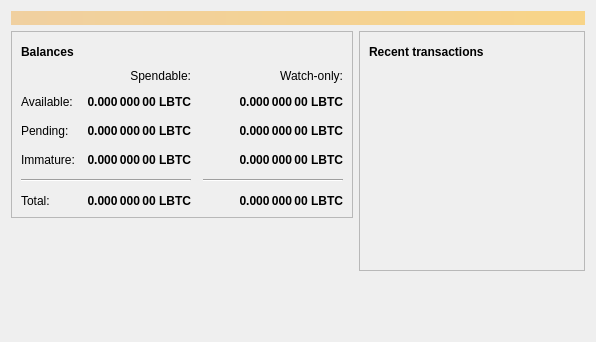
Before: the Qt Designer form src/qt/forms/overviewpage.ui in litebitcoins/litebitcoin, drawn with Qt 5.
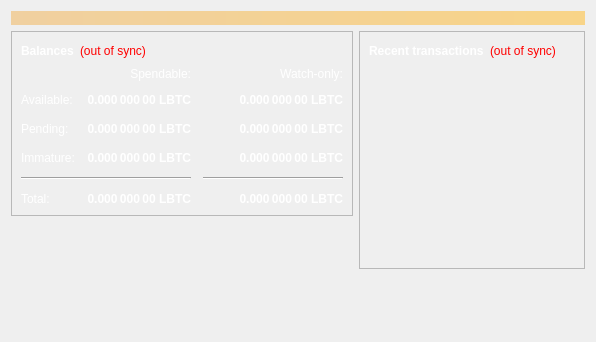
After: the same form once the commit is applied. Icons and pictures are not drawn.

The edit to the form file:
```diff
--- a/src/qt/forms/overviewpage.ui
+++ b/src/qt/forms/overviewpage.ui
@@ -50,6 +50,43 @@
            <layout class="QHBoxLayout" name="horizontalLayout_4">
             <item>
              <widget class="QLabel" name="label_5">
+              <property name="palette">
+               <palette>
+                <active>
+                 <colorrole role="WindowText">
+                  <brush brushstyle="SolidPattern">
+                   <color alpha="255">
+                    <red>255</red>
+                    <green>255</green>
+                    <blue>255</blue>
+                   </color>
+                  </brush>
+                 </colorrole>
+                </active>
+                <inactive>
+                 <colorrole role="WindowText">
+                  <brush brushstyle="SolidPattern">
+                   <color alpha="255">
+                    <red>255</red>
+                    <green>255</green>
+                    <blue>255</blue>
+                   </color>
+                  </brush>
+                 </colorrole>
+                </inactive>
+                <disabled>
+                 <colorrole role="WindowText">
+                  <brush brushstyle="SolidPattern">
+                   <color alpha="255">
+                    <red>120</red>
+                    <green>120</green>
+                    <blue>120</blue>
+                   </color>
+                  </brush>
+                 </colorrole>
+                </disabled>
+               </palette>
+              </property>
               <property name="font">
                <font>
                 <weight>75</weight>
@@ -62,35 +99,15 @@
              </widget>
             </item>
             <item>
-             <widget class="QPushButton" name="labelWalletStatus">
-              <property name="enabled">
-               <bool>true</bool>
-              </property>
-              <property name="maximumSize">
-               <size>
-                <width>30</width>
-                <height>16777215</height>
-               </size>
-              </property>
+             <widget class="QLabel" name="labelWalletStatus">
               <property name="toolTip">
-               <string>The displayed information may be out of date. Your wallet automatically synchronizes with the Litebitcoin network after a connection is established, but this process has not completed yet.</string>
+               <string>&lt;html&gt;&lt;head/&gt;&lt;body&gt;&lt;p&gt;The displayed information may be out of date. Your wallet automatically synchronizes with the Litebitcoin network after a connection is established, but this process has not completed yet.&lt;/p&gt;&lt;/body&gt;&lt;/html&gt;</string>
+              </property>
+              <property name="styleSheet">
+               <string notr="true">QLabel { color: red; }</string>
               </property>
               <property name="text">
-               <string/>
-              </property>
-              <property name="icon">
-               <iconset resource="../bitcoin.qrc">
-                <normaloff>:/icons/warning</normaloff>
-                <disabledoff>:/icons/warning</disabledoff>:/icons/warning</iconset>
-              </property>
-              <property name="iconSize">
-               <size>
-                <width>24</width>
-                <height>24</height>
-               </size>
-              </property>
-              <property name="flat">
-               <bool>true</bool>
+               <string>&lt;html&gt;&lt;head/&gt;&lt;body&gt;&lt;p&gt;(out of sync)&lt;/p&gt;&lt;/body&gt;&lt;/html&gt;</string>
               </property>
              </widget>
             </item>
@@ -116,6 +133,43 @@
             </property>
             <item row="2" column="2">
              <widget class="QLabel" name="labelWatchPending">
+              <property name="palette">
+               <palette>
+                <active>
+                 <colorrole role="WindowText">
+                  <brush brushstyle="SolidPattern">
+                   <color alpha="255">
+                    <red>255</red>
+                    <green>255</green>
+                    <blue>255</blue>
+                   </color>
+                  </brush>
+                 </colorrole>
+                </active>
+                <inactive>
+                 <colorrole role="WindowText">
+                  <brush brushstyle="SolidPattern">
+                   <color alpha="255">
+                    <red>255</red>
+                    <green>255</green>
+                    <blue>255</blue>
+                   </color>
+                  </brush>
+                 </colorrole>
+                </inactive>
+                <disabled>
+                 <colorrole role="WindowText">
+                  <brush brushstyle="SolidPattern">
+                   <color alpha="255">
+                    <red>120</red>
+                    <green>120</green>
+                    <blue>120</blue>
+                   </color>
+                  </brush>
+                 </colorrole>
+                </disabled>
+               </palette>
+              </property>
               <property name="font">
                <font>
                 <weight>75</weight>
@@ -141,6 +195,43 @@
             </item>
             <item row="2" column="1">
              <widget class="QLabel" name="labelUnconfirmed">
+              <property name="palette">
+               <palette>
+                <active>
+                 <colorrole role="WindowText">
+                  <brush brushstyle="SolidPattern">
+                   <color alpha="255">
+                    <red>255</red>
+                    <green>255</green>
+                    <blue>255</blue>
+                   </color>
+                  </brush>
+                 </colorrole>
+                </active>
+                <inactive>
+                 <colorrole role="WindowText">
+                  <brush brushstyle="SolidPattern">
+                   <color alpha="255">
+                    <red>255</red>
+                    <green>255</green>
+                    <blue>255</blue>
+                   </color>
+                  </brush>
+                 </colorrole>
+                </inactive>
+                <disabled>
+                 <colorrole role="WindowText">
+                  <brush brushstyle="SolidPattern">
+                   <color alpha="255">
+                    <red>120</red>
+                    <green>120</green>
+                    <blue>120</blue>
+                   </color>
+                  </brush>
+                 </colorrole>
+                </disabled>
+               </palette>
+              </property>
               <property name="font">
                <font>
                 <weight>75</weight>
@@ -166,6 +257,43 @@
             </item>
             <item row="3" column="2">
              <widget class="QLabel" name="labelWatchImmature">
+              <property name="palette">
+               <palette>
+                <active>
+                 <colorrole role="WindowText">
+                  <brush brushstyle="SolidPattern">
+                   <color alpha="255">
+                    <red>255</red>
+                    <green>255</green>
+                    <blue>255</blue>
+                   </color>
+                  </brush>
+                 </colorrole>
+                </active>
+                <inactive>
+                 <colorrole role="WindowText">
+                  <brush brushstyle="SolidPattern">
+                   <color alpha="255">
+                    <red>255</red>
+                    <green>255</green>
+                    <blue>255</blue>
+                   </color>
+                  </brush>
+                 </colorrole>
+                </inactive>
+                <disabled>
+                 <colorrole role="WindowText">
+                  <brush brushstyle="SolidPattern">
+                   <color alpha="255">
+                    <red>120</red>
+                    <green>120</green>
+                    <blue>120</blue>
+                   </color>
+                  </brush>
+                 </colorrole>
+                </disabled>
+               </palette>
+              </property>
               <property name="font">
                <font>
                 <weight>75</weight>
@@ -217,6 +345,43 @@
             </item>
             <item row="5" column="0">
              <widget class="QLabel" name="labelTotalText">
+              <property name="palette">
+               <palette>
+                <active>
+                 <colorrole role="WindowText">
+                  <brush brushstyle="SolidPattern">
+                   <color alpha="255">
+                    <red>255</red>
+                    <green>255</green>
+                    <blue>255</blue>
+                   </color>
+                  </brush>
+                 </colorrole>
+                </active>
+                <inactive>
+                 <colorrole role="WindowText">
+                  <brush brushstyle="SolidPattern">
+                   <color alpha="255">
+                    <red>255</red>
+                    <green>255</green>
+                    <blue>255</blue>
+                   </color>
+                  </brush>
+                 </colorrole>
+                </inactive>
+                <disabled>
+                 <colorrole role="WindowText">
+                  <brush brushstyle="SolidPattern">
+                   <color alpha="255">
+                    <red>120</red>
+                    <green>120</green>
+                    <blue>120</blue>
+                   </color>
+                  </brush>
+                 </colorrole>
+                </disabled>
+               </palette>
+              </property>
               <property name="text">
                <string>Total:</string>
               </property>
@@ -224,6 +389,43 @@
             </item>
             <item row="3" column="1">
              <widget class="QLabel" name="labelImmature">
+              <property name="palette">
+               <palette>
+                <active>
+                 <colorrole role="WindowText">
+                  <brush brushstyle="SolidPattern">
+                   <color alpha="255">
+                    <red>255</red>
+                    <green>255</green>
+                    <blue>255</blue>
+                   </color>
+                  </brush>
+                 </colorrole>
+                </active>
+                <inactive>
+                 <colorrole role="WindowText">
+                  <brush brushstyle="SolidPattern">
+                   <color alpha="255">
+                    <red>255</red>
+                    <green>255</green>
+                    <blue>255</blue>
+                   </color>
+                  </brush>
+                 </colorrole>
+                </inactive>
+                <disabled>
+                 <colorrole role="WindowText">
+                  <brush brushstyle="SolidPattern">
+                   <color alpha="255">
+                    <red>120</red>
+                    <green>120</green>
+                    <blue>120</blue>
+                   </color>
+                  </brush>
+                 </colorrole>
+                </disabled>
+               </palette>
+              </property>
               <property name="font">
                <font>
                 <weight>75</weight>
@@ -262,6 +464,43 @@
             </item>
             <item row="3" column="0">
              <widget class="QLabel" name="labelImmatureText">
+              <property name="palette">
+               <palette>
+                <active>
+                 <colorrole role="WindowText">
+                  <brush brushstyle="SolidPattern">
+                   <color alpha="255">
+                    <red>255</red>
+                    <green>255</green>
+                    <blue>255</blue>
+                   </color>
+                  </brush>
+                 </colorrole>
+                </active>
+                <inactive>
+                 <colorrole role="WindowText">
+                  <brush brushstyle="SolidPattern">
+                   <color alpha="255">
+                    <red>255</red>
+                    <green>255</green>
+                    <blue>255</blue>
+                   </color>
+                  </brush>
+                 </colorrole>
+                </inactive>
+                <disabled>
+                 <colorrole role="WindowText">
+                  <brush brushstyle="SolidPattern">
+                   <color alpha="255">
+                    <red>120</red>
+                    <green>120</green>
+                    <blue>120</blue>
+                   </color>
+                  </brush>
+                 </colorrole>
+                </disabled>
+               </palette>
+              </property>
               <property name="text">
                <string>Immature:</string>
               </property>
@@ -269,6 +508,43 @@
             </item>
             <item row="5" column="1">
              <widget class="QLabel" name="labelTotal">
+              <property name="palette">
+               <palette>
+                <active>
+                 <colorrole role="WindowText">
+                  <brush brushstyle="SolidPattern">
+                   <color alpha="255">
+                    <red>255</red>
+                    <green>255</green>
+                    <blue>255</blue>
+                   </color>
+                  </brush>
+                 </colorrole>
+                </active>
+                <inactive>
+                 <colorrole role="WindowText">
+                  <brush brushstyle="SolidPattern">
+                   <color alpha="255">
+                    <red>255</red>
+                    <green>255</green>
+                    <blue>255</blue>
+                   </color>
+                  </brush>
+                 </colorrole>
+                </inactive>
+                <disabled>
+                 <colorrole role="WindowText">
+                  <brush brushstyle="SolidPattern">
+                   <color alpha="255">
+                    <red>120</red>
+                    <green>120</green>
+                    <blue>120</blue>
+                   </color>
+                  </brush>
+                 </colorrole>
+                </disabled>
+               </palette>
+              </property>
               <property name="font">
                <font>
                 <weight>75</weight>
@@ -294,6 +570,43 @@
             </item>
             <item row="5" column="2">
              <widget class="QLabel" name="labelWatchTotal">
+              <property name="palette">
+               <palette>
+                <active>
+                 <colorrole role="WindowText">
+                  <brush brushstyle="SolidPattern">
+                   <color alpha="255">
+                    <red>255</red>
+                    <green>255</green>
+                    <blue>255</blue>
+                   </color>
+                  </brush>
+                 </colorrole>
+                </active>
+                <inactive>
+                 <colorrole role="WindowText">
+                  <brush brushstyle="SolidPattern">
+                   <color alpha="255">
+                    <red>255</red>
+                    <green>255</green>
+                    <blue>255</blue>
+                   </color>
+                  </brush>
+                 </colorrole>
+                </inactive>
+                <disabled>
+                 <colorrole role="WindowText">
+                  <brush brushstyle="SolidPattern">
+                   <color alpha="255">
+                    <red>120</red>
+                    <green>120</green>
+                    <blue>120</blue>
+                   </color>
+                  </brush>
+                 </colorrole>
+                </disabled>
+               </palette>
+              </property>
               <property name="font">
                <font>
                 <weight>75</weight>
@@ -319,6 +632,43 @@
             </item>
             <item row="0" column="2">
              <widget class="QLabel" name="labelWatchonly">
+              <property name="palette">
+               <palette>
+                <active>
+                 <colorrole role="WindowText">
+                  <brush brushstyle="SolidPattern">
+                   <color alpha="255">
+                    <red>255</red>
+                    <green>255</green>
+                    <blue>255</blue>
+                   </color>
+                  </brush>
+                 </colorrole>
+                </active>
+                <inactive>
+                 <colorrole role="WindowText">
+                  <brush brushstyle="SolidPattern">
+                   <color alpha="255">
+                    <red>255</red>
+                    <green>255</green>
+                    <blue>255</blue>
+                   </color>
+                  </brush>
+                 </colorrole>
+                </inactive>
+                <disabled>
+                 <colorrole role="WindowText">
+                  <brush brushstyle="SolidPattern">
+                   <color alpha="255">
+                    <red>120</red>
+                    <green>120</green>
+                    <blue>120</blue>
+                   </color>
+                  </brush>
+                 </colorrole>
+                </disabled>
+               </palette>
+              </property>
               <property name="text">
                <string>Watch-only:</string>
               </property>
@@ -329,6 +679,43 @@
             </item>
             <item row="1" column="0">
              <widget class="QLabel" name="labelBalanceText">
+              <property name="palette">
+               <palette>
+                <active>
+                 <colorrole role="WindowText">
+                  <brush brushstyle="SolidPattern">
+                   <color alpha="255">
+                    <red>255</red>
+                    <green>255</green>
+                    <blue>255</blue>
+                   </color>
+                  </brush>
+                 </colorrole>
+                </active>
+                <inactive>
+                 <colorrole role="WindowText">
+                  <brush brushstyle="SolidPattern">
+                   <color alpha="255">
+                    <red>255</red>
+                    <green>255</green>
+                    <blue>255</blue>
+                   </color>
+                  </brush>
+                 </colorrole>
+                </inactive>
+                <disabled>
+                 <colorrole role="WindowText">
+                  <brush brushstyle="SolidPattern">
+                   <color alpha="255">
+                    <red>120</red>
+                    <green>120</green>
+                    <blue>120</blue>
+                   </color>
+                  </brush>
+                 </colorrole>
+                </disabled>
+               </palette>
+              </property>
               <property name="text">
                <string>Available:</string>
               </property>
@@ -336,6 +723,43 @@
             </item>
             <item row="1" column="1">
              <widget class="QLabel" name="labelBalance">
+              <property name="palette">
+               <palette>
+                <active>
+                 <colorrole role="WindowText">
+                  <brush brushstyle="SolidPattern">
+                   <color alpha="255">
+                    <red>255</red>
+                    <green>255</green>
+                    <blue>255</blue>
+                   </color>
+                  </brush>
+                 </colorrole>
+                </active>
+                <inactive>
+                 <colorrole role="WindowText">
+                  <brush brushstyle="SolidPattern">
+                   <color alpha="255">
+                    <red>255</red>
+                    <green>255</green>
+                    <blue>255</blue>
+                   </color>
+                  </brush>
+                 </colorrole>
+                </inactive>
+                <disabled>
+                 <colorrole role="WindowText">
+                  <brush brushstyle="SolidPattern">
+                   <color alpha="255">
+                    <red>120</red>
+                    <green>120</green>
+                    <blue>120</blue>
+                   </color>
+                  </brush>
+                 </colorrole>
+                </disabled>
+               </palette>
+              </property>
               <property name="font">
                <font>
                 <weight>75</weight>
@@ -361,6 +785,43 @@
             </item>
             <item row="1" column="2">
              <widget class="QLabel" name="labelWatchAvailable">
+              <property name="palette">
+               <palette>
+                <active>
+                 <colorrole role="WindowText">
+                  <brush brushstyle="SolidPattern">
+                   <color alpha="255">
+                    <red>255</red>
+                    <green>255</green>
+                    <blue>255</blue>
+                   </color>
+                  </brush>
+                 </colorrole>
+                </active>
+                <inactive>
+                 <colorrole role="WindowText">
+                  <brush brushstyle="SolidPattern">
+                   <color alpha="255">
+                    <red>255</red>
+                    <green>255</green>
+                    <blue>255</blue>
+                   </color>
+                  </brush>
+                 </colorrole>
+                </inactive>
+                <disabled>
+                 <colorrole role="WindowText">
+                  <brush brushstyle="SolidPattern">
+                   <color alpha="255">
+                    <red>120</red>
+                    <green>120</green>
+                    <blue>120</blue>
+                   </color>
+                  </brush>
+                 </colorrole>
+                </disabled>
+               </palette>
+              </property>
               <property name="font">
                <font>
                 <weight>75</weight>
@@ -386,6 +847,43 @@
             </item>
             <item row="2" column="0">
              <widget class="QLabel" name="labelPendingText">
+              <property name="palette">
+               <palette>
+                <active>
+                 <colorrole role="WindowText">
+                  <brush brushstyle="SolidPattern">
+                   <color alpha="255">
+                    <red>255</red>
+                    <green>255</green>
+                    <blue>255</blue>
+                   </color>
+                  </brush>
+                 </colorrole>
+                </active>
+                <inactive>
+                 <colorrole role="WindowText">
+                  <brush brushstyle="SolidPattern">
+                   <color alpha="255">
+                    <red>255</red>
+                    <green>255</green>
+                    <blue>255</blue>
+                   </color>
+                  </brush>
+                 </colorrole>
+                </inactive>
+                <disabled>
+                 <colorrole role="WindowText">
+                  <brush brushstyle="SolidPattern">
+                   <color alpha="255">
+                    <red>120</red>
+                    <green>120</green>
+                    <blue>120</blue>
+                   </color>
+                  </brush>
+                 </colorrole>
+                </disabled>
+               </palette>
+              </property>
               <property name="text">
                <string>Pending:</string>
               </property>
@@ -393,6 +891,43 @@
             </item>
             <item row="0" column="1">
              <widget class="QLabel" name="labelSpendable">
+              <property name="palette">
+               <palette>
+                <active>
+                 <colorrole role="WindowText">
+                  <brush brushstyle="SolidPattern">
+                   <color alpha="255">
+                    <red>255</red>
+                    <green>255</green>
+                    <blue>255</blue>
+                   </color>
+                  </brush>
+                 </colorrole>
+                </active>
+                <inactive>
+                 <colorrole role="WindowText">
+                  <brush brushstyle="SolidPattern">
+                   <color alpha="255">
+                    <red>255</red>
+                    <green>255</green>
+                    <blue>255</blue>
+                   </color>
+                  </brush>
+                 </colorrole>
+                </inactive>
+                <disabled>
+                 <colorrole role="WindowText">
+                  <brush brushstyle="SolidPattern">
+                   <color alpha="255">
+                    <red>120</red>
+                    <green>120</green>
+                    <blue>120</blue>
+                   </color>
+                  </brush>
+                 </colorrole>
+                </disabled>
+               </palette>
+              </property>
               <property name="text">
                <string>Spendable:</string>
               </property>
@@ -436,6 +971,43 @@
            <layout class="QHBoxLayout" name="horizontalLayout_2">
             <item>
              <widget class="QLabel" name="label_4">
+              <property name="palette">
+               <palette>
+                <active>
+                 <colorrole role="WindowText">
+                  <brush brushstyle="SolidPattern">
+                   <color alpha="255">
+                    <red>255</red>
+                    <green>255</green>
+                    <blue>255</blue>
+                   </color>
+                  </brush>
+                 </colorrole>
+                </active>
+                <inactive>
+                 <colorrole role="WindowText">
+                  <brush brushstyle="SolidPattern">
+                   <color alpha="255">
+                    <red>255</red>
+                    <green>255</green>
+                    <blue>255</blue>
+                   </color>
+                  </brush>
+                 </colorrole>
+                </inactive>
+                <disabled>
+                 <colorrole role="WindowText">
+                  <brush brushstyle="SolidPattern">
+                   <color alpha="255">
+                    <red>120</red>
+                    <green>120</green>
+                    <blue>120</blue>
+                   </color>
+                  </brush>
+                 </colorrole>
+                </disabled>
+               </palette>
+              </property>
               <property name="font">
                <font>
                 <weight>75</weight>
@@ -448,35 +1020,15 @@
              </widget>
             </item>
             <item>
-             <widget class="QPushButton" name="labelTransactionsStatus">
-              <property name="enabled">
-               <bool>true</bool>
-              </property>
-              <property name="maximumSize">
-               <size>
-                <width>30</width>
-                <height>16777215</height>
-               </size>
-              </property>
+             <widget class="QLabel" name="labelTransactionsStatus">
               <property name="toolTip">
-               <string>The displayed information may be out of date. Your wallet automatically synchronizes with the Litebitcoin network after a connection is established, but this process has not completed yet.</string>
+               <string>&lt;html&gt;&lt;head/&gt;&lt;body&gt;&lt;p&gt;The displayed information may be out of date. Your wallet automatically synchronizes with the Litebitcoin network after a connection is established, but this process has not completed yet.&lt;/p&gt;&lt;/body&gt;&lt;/html&gt;</string>
+              </property>
+              <property name="styleSheet">
+               <string notr="true">QLabel { color: red; }</string>
               </property>
               <property name="text">
-               <string/>
-              </property>
-              <property name="icon">
-               <iconset resource="../bitcoin.qrc">
-                <normaloff>:/icons/warning</normaloff>
-                <disabledoff>:/icons/warning</disabledoff>:/icons/warning</iconset>
-              </property>
-              <property name="iconSize">
-               <size>
-                <width>24</width>
-                <height>24</height>
-               </size>
-              </property>
-              <property name="flat">
-               <bool>true</bool>
+               <string>&lt;html&gt;&lt;head/&gt;&lt;body&gt;&lt;p&gt;(out of sync)&lt;/p&gt;&lt;/body&gt;&lt;/html&gt;</string>
               </property>
              </widget>
             </item>
@@ -497,6 +1049,178 @@
           </item>
           <item>
            <widget class="QListView" name="listTransactions">
+            <property name="palette">
+             <palette>
+              <active>
+               <colorrole role="WindowText">
+                <brush brushstyle="SolidPattern">
+                 <color alpha="255">
+                  <red>255</red>
+                  <green>255</green>
+                  <blue>255</blue>
+                 </color>
+                </brush>
+               </colorrole>
+               <colorrole role="Button">
+                <brush brushstyle="SolidPattern">
+                 <color alpha="0">
+                  <red>0</red>
+                  <green>0</green>
+                  <blue>0</blue>
+                 </color>
+                </brush>
+               </colorrole>
+               <colorrole role="Text">
+                <brush brushstyle="SolidPattern">
+                 <color alpha="255">
+                  <red>255</red>
+                  <green>255</green>
+                  <blue>255</blue>
+                 </color>
+                </brush>
+               </colorrole>
+               <colorrole role="ButtonText">
+                <brush brushstyle="SolidPattern">
+                 <color alpha="255">
+                  <red>255</red>
+                  <green>255</green>
+                  <blue>255</blue>
+                 </color>
+                </brush>
+               </colorrole>
+               <colorrole role="Base">
+                <brush brushstyle="NoBrush">
+                 <color alpha="255">
+                  <red>0</red>
+                  <green>0</green>
+                  <blue>0</blue>
+                 </color>
+                </brush>
+               </colorrole>
+               <colorrole role="Window">
+                <brush brushstyle="SolidPattern">
+                 <color alpha="0">
+                  <red>0</red>
+                  <green>0</green>
+                  <blue>0</blue>
+                 </color>
+                </brush>
+               </colorrole>
+              </active>
+              <inactive>
+               <colorrole role="WindowText">
+                <brush brushstyle="SolidPattern">
+                 <color alpha="255">
+                  <red>255</red>
+                  <green>255</green>
+                  <blue>255</blue>
+                 </color>
+                </brush>
+               </colorrole>
+               <colorrole role="Button">
+                <brush brushstyle="SolidPattern">
+                 <color alpha="0">
+                  <red>0</red>
+                  <green>0</green>
+                  <blue>0</blue>
+                 </color>
+                </brush>
+               </colorrole>
+               <colorrole role="Text">
+                <brush brushstyle="SolidPattern">
+                 <color alpha="255">
+                  <red>255</red>
+                  <green>255</green>
+                  <blue>255</blue>
+                 </color>
+                </brush>
+               </colorrole>
+               <colorrole role="ButtonText">
+                <brush brushstyle="SolidPattern">
+                 <color alpha="255">
+                  <red>255</red>
+                  <green>255</green>
+                  <blue>255</blue>
+                 </color>
+                </brush>
+               </colorrole>
+               <colorrole role="Base">
+                <brush brushstyle="NoBrush">
+                 <color alpha="255">
+                  <red>0</red>
+                  <green>0</green>
+                  <blue>0</blue>
+                 </color>
+                </brush>
+               </colorrole>
+               <colorrole role="Window">
+                <brush brushstyle="SolidPattern">
+                 <color alpha="0">
+                  <red>0</red>
+                  <green>0</green>
+                  <blue>0</blue>
+                 </color>
+                </brush>
+               </colorrole>
+              </inactive>
+              <disabled>
+               <colorrole role="WindowText">
+                <brush brushstyle="SolidPattern">
+                 <color alpha="255">
+                  <red>120</red>
+                  <green>120</green>
+                  <blue>120</blue>
+                 </color>
+                </brush>
+               </colorrole>
+               <colorrole role="Button">
+                <brush brushstyle="SolidPattern">
+                 <color alpha="0">
+                  <red>0</red>
+                  <green>0</green>
+                  <blue>0</blue>
+                 </color>
+                </brush>
+               </colorrole>
+               <colorrole role="Text">
+                <brush brushstyle="SolidPattern">
+                 <color alpha="255">
+                  <red>120</red>
+                  <green>120</green>
+                  <blue>120</blue>
+                 </color>
+                </brush>
+               </colorrole>
+               <colorrole role="ButtonText">
+                <brush brushstyle="SolidPattern">
+                 <color alpha="255">
+                  <red>120</red>
+                  <green>120</green>
+                  <blue>120</blue>
+                 </color>
+                </brush>
+               </colorrole>
+               <colorrole role="Base">
+                <brush brushstyle="NoBrush">
+                 <color alpha="255">
+                  <red>0</red>
+                  <green>0</green>
+                  <blue>0</blue>
+                 </color>
+                </brush>
+               </colorrole>
+               <colorrole role="Window">
+                <brush brushstyle="SolidPattern">
+                 <color alpha="0">
+                  <red>0</red>
+                  <green>0</green>
+                  <blue>0</blue>
+                 </color>
+                </brush>
+               </colorrole>
+              </disabled>
+             </palette>
+            </property>
             <property name="styleSheet">
              <string notr="true">QListView { background: transparent; }</string>
             </property>
```
